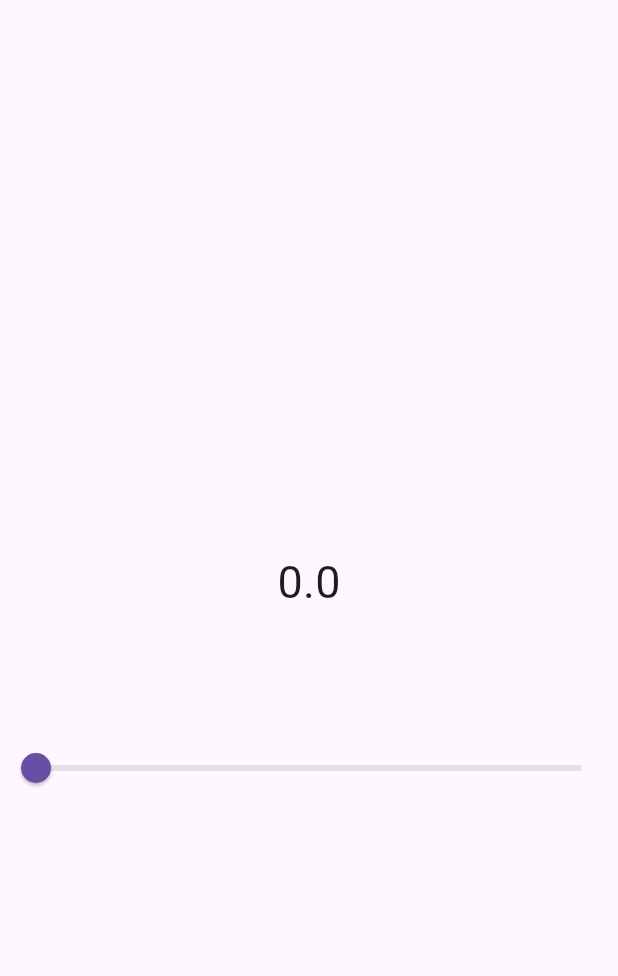
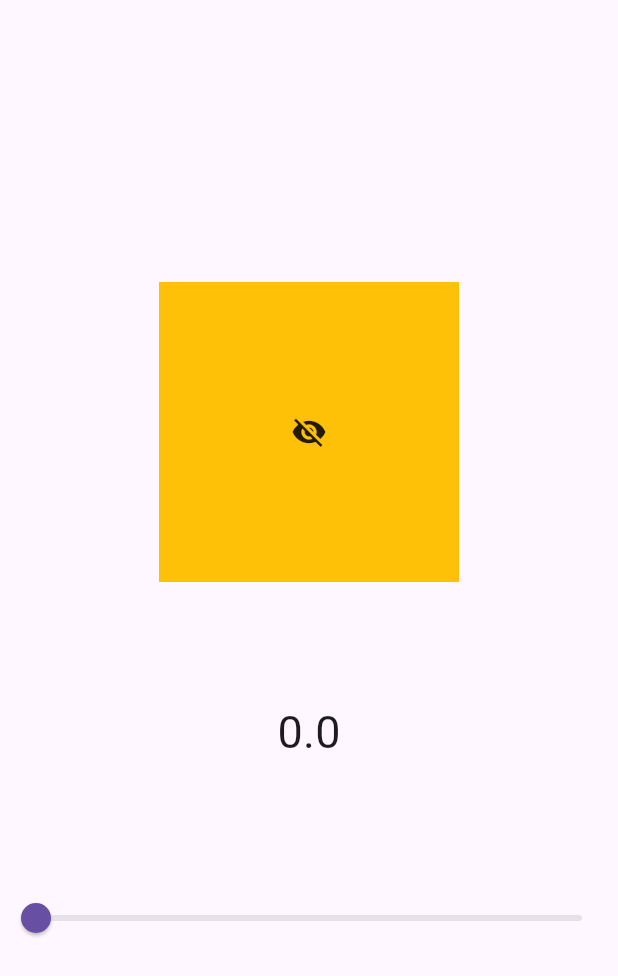
Before and after one commit to Akhil-ps-dev/riverpod_learning_cheatsheet, a Flutter app: the MultiStateSlider screen opened directly, on a phone screen of 412 x 824 dp. Shown: the top 976 px of the screen. Run offline on Flutter 3.47's test engine with Material 3 defaults, Android fonts, the phone set to English and light mode, and no system bars; our stand-ins replace flutter_riverpod.

Commit message:
multiple state provider complted

```diff
--- a/lib/presentation/multi_state_slider.dart
+++ b/lib/presentation/multi_state_slider.dart
@@ -1,19 +1,44 @@
 import 'package:flutter/material.dart';
 import 'package:flutter_riverpod/flutter_riverpod.dart';
-import '../riverpod_provider/riverpod_slider_provider.dart';
+import '../riverpod_provider/riverpod_multi_state_provider.dart';
 
 class MultiStateSlider extends ConsumerWidget {
   const MultiStateSlider({super.key});
 
   @override
   Widget build(BuildContext context, WidgetRef ref) {
-    final slider = ref.watch(sliderProvider);
     return Scaffold(
       body: Center(
         child: Column(
           mainAxisAlignment: MainAxisAlignment.center,
           children: [
-            Container(
+            InkWell(
+              child: Consumer(
+                builder: (context, ref, child) {
+                  final slider = ref.watch(multistateProvider);
+                  return InkWell(
+                    onTap: () {
+                      ref.read(multistateProvider.notifier).state = ref
+                          .read(multistateProvider.notifier)
+                          .state
+                          .copyWith(showPassowrd: !slider.showPassword);
+                    },
+                    child: Container(
+                      height: 200,
+                      width: 200,
+                      color: Colors.amber,
+                      child: slider.showPassword
+                          ? Icon(Icons.visibility)
+                          : Icon(Icons.visibility_off),
+                    ),
+                  );
+                },
+              ),
+            ),
+            Consumer(
+              builder: (context, ref, child) {
+                final slider = ref.watch(multistateProvider).slider;
+                return Container(
                   height: 200,
                   width: 200,
                   color: Colors.red.withValues(alpha: slider),
@@ -23,12 +48,21 @@ class MultiStateSlider extends ConsumerWidget {
                       style: TextStyle(fontSize: 30),
                     ),
                   ),
+                );
+              },
             ),
-            Slider(
-                value: slider,
+            Consumer(builder: (context, ref, child) {
+              final slider = ref.watch(multistateProvider);
+              return Slider(
+                  value: slider.slider,
                   onChanged: (value) {
-                  ref.read(sliderProvider.notifier).state = value;
-                }),
+                    ref.read(multistateProvider.notifier).state =
+                        ref.read(multistateProvider.notifier).state.copyWith(
+                              slider: value,
+                            );
+                    // sliderread.state = value;
+                  });
+            })
           ],
         ),
       ),
--- /dev/null
+++ b/lib/riverpod_provider/riverpod_multi_state_provider.dart
@@ -0,0 +1,9 @@
+import 'package:flutter_riverpod/flutter_riverpod.dart';
+
+import '../models/multiple_state_provider_model.dart';
+
+final multistateProvider = StateProvider<AppState>(
+  (ref) {
+    return AppState(slider: 0.0, showPassword: false);
+  },
+);
--- a/lib/riverpod_provider/riverpod_slider_provider.dart
+++ /dev/null
@@ -1,7 +0,0 @@
-import 'package:flutter_riverpod/flutter_riverpod.dart';
-
-final sliderProvider = StateProvider<double>(
-  (ref) {
-    return 0.0;
-  },
-);
```
Also changed, not shown: lib/models/multiple_state_provider_model.dart (added, +15 -0 lines). Lines whose indentation alone changed are shown as unchanged.
